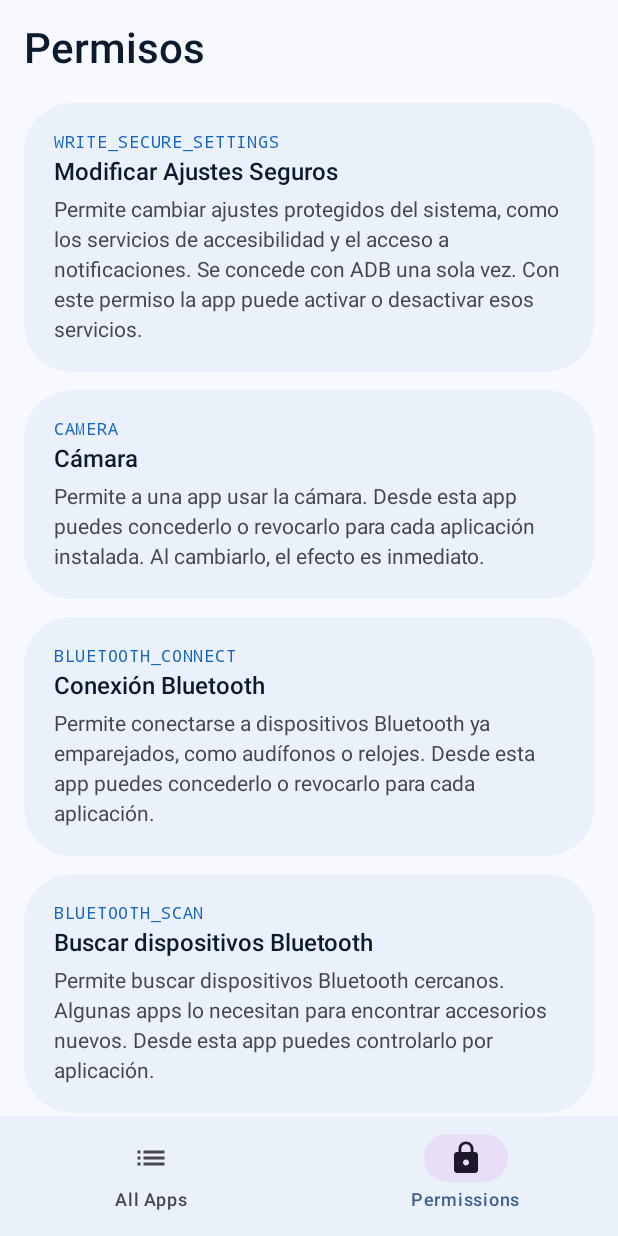
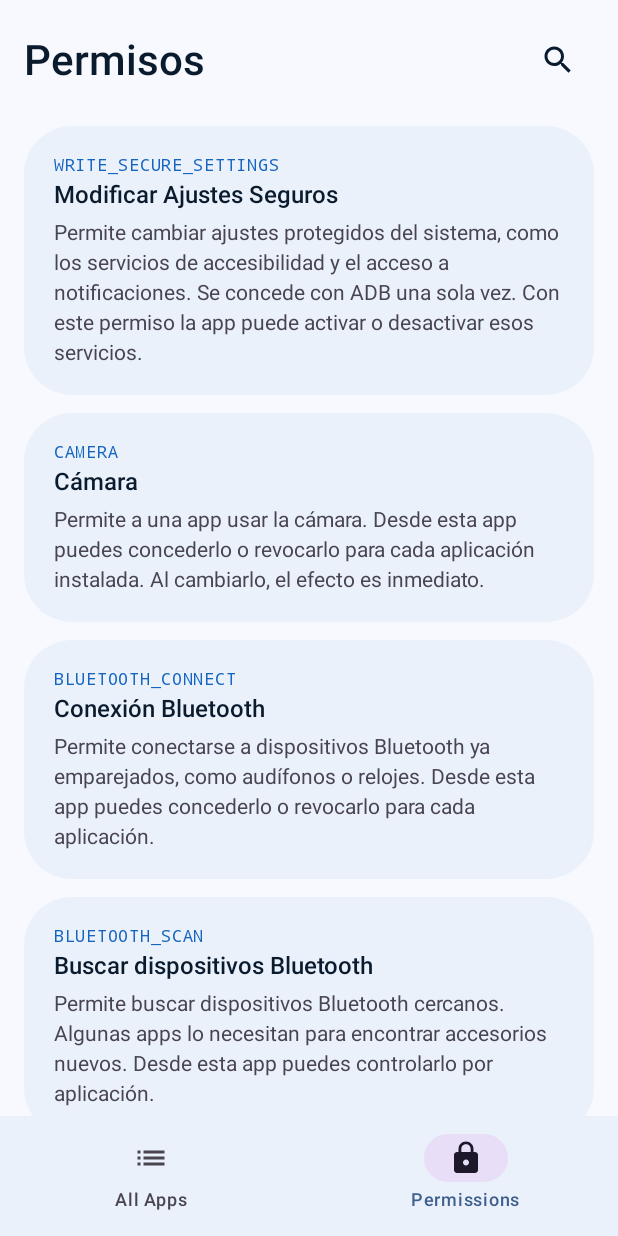
Before and after one commit to francoDev-Ddgh/Permission-Manager-AppOps, an Android app built with Jetpack Compose: the screen it shows after launch (MainActivity), item 2 of the bottom bar chosen, on a phone screen of 412 x 824 dp. Run offline under Robolectric (Android 15) with nearby library versions, the phone set to English and light mode, and no system bars.

Commit message:
feat: add search icon and filter to Permissions screen

```diff
--- a/app/src/main/java/com/francodev/appops/ui/screens/PermissionsScreen.kt
+++ b/app/src/main/java/com/francodev/appops/ui/screens/PermissionsScreen.kt
@@ -3,6 +3,7 @@ package com.francodev.appops.ui.screens
 import androidx.compose.foundation.layout.Arrangement
 import androidx.compose.foundation.layout.Column
 import androidx.compose.foundation.layout.PaddingValues
+import androidx.compose.foundation.layout.Row
 import androidx.compose.foundation.layout.Spacer
 import androidx.compose.foundation.layout.fillMaxSize
 import androidx.compose.foundation.layout.fillMaxWidth
@@ -10,11 +11,24 @@ import androidx.compose.foundation.layout.height
 import androidx.compose.foundation.layout.padding
 import androidx.compose.foundation.lazy.LazyColumn
 import androidx.compose.foundation.lazy.items
+import androidx.compose.material.icons.Icons
+import androidx.compose.material.icons.filled.Search
+import androidx.compose.material3.Icon
+import androidx.compose.material3.IconButton
 import androidx.compose.material3.MaterialTheme
 import androidx.compose.material3.Surface
 import androidx.compose.material3.Text
+import androidx.compose.material3.TextField
+import androidx.compose.material3.TextFieldDefaults
 import androidx.compose.runtime.Composable
+import androidx.compose.runtime.getValue
+import androidx.compose.runtime.mutableStateOf
+import androidx.compose.runtime.remember
+import androidx.compose.runtime.setValue
+import androidx.compose.runtime.saveable.rememberSaveable
+import androidx.compose.ui.Alignment
 import androidx.compose.ui.Modifier
+import androidx.compose.ui.graphics.Color
 import androidx.compose.ui.text.font.FontFamily
 import androidx.compose.ui.unit.dp
 import com.francodev.appops.data.ManagedPermission
@@ -22,19 +36,76 @@ import com.francodev.appops.data.managedPermissions
 
 @Composable
 fun PermissionsScreen(modifier: Modifier = Modifier) {
+    var showSearch by rememberSaveable { mutableStateOf(false) }
+    var query by rememberSaveable { mutableStateOf("") }
+
+    val visiblePermissions = remember(query) {
+        val q = query.trim()
+        if (q.isEmpty()) {
+            managedPermissions
+        } else {
+            managedPermissions.filter {
+                it.name.contains(q, ignoreCase = true) || it.title.contains(q, ignoreCase = true)
+            }
+        }
+    }
+
     LazyColumn(
         modifier = modifier.fillMaxSize(),
         contentPadding = PaddingValues(16.dp),
         verticalArrangement = Arrangement.spacedBy(12.dp)
     ) {
         item {
-            Text(
-                text = "Permisos",
-                style = MaterialTheme.typography.headlineMedium,
-                modifier = Modifier.padding(bottom = 8.dp)
-            )
+            Row(
+                modifier = Modifier
+                    .fillMaxWidth()
+                    .padding(bottom = 8.dp),
+                verticalAlignment = Alignment.CenterVertically
+            ) {
+                Text(
+                    text = "Permisos",
+                    style = MaterialTheme.typography.headlineMedium,
+                    modifier = Modifier.weight(1f)
+                )
+                IconButton(onClick = {
+                    showSearch = !showSearch
+                    if (!showSearch) query = ""
+                }) {
+                    Icon(Icons.Filled.Search, contentDescription = "Buscar permisos")
+                }
+            }
         }
-        items(managedPermissions, key = { it.name }) { permission ->
+
+        if (showSearch) {
+            item {
+                TextField(
+                    value = query,
+                    onValueChange = { query = it },
+                    modifier = Modifier.fillMaxWidth(),
+                    singleLine = true,
+                    placeholder = { Text("Buscar permisos") },
+                    leadingIcon = { Icon(Icons.Filled.Search, contentDescription = null) },
+                    shape = MaterialTheme.shapes.extraLarge,
+                    colors = TextFieldDefaults.colors(
+                        focusedIndicatorColor = Color.Transparent,
+                        unfocusedIndicatorColor = Color.Transparent,
+                        disabledIndicatorColor = Color.Transparent
+                    )
+                )
+            }
+        }
+
+        if (visiblePermissions.isEmpty()) {
+            item {
+                Text(
+                    text = "Sin resultados",
+                    style = MaterialTheme.typography.bodyMedium,
+                    color = MaterialTheme.colorScheme.onSurfaceVariant
+                )
+            }
+        }
+
+        items(visiblePermissions, key = { it.name }) { permission ->
             PermissionCard(permission = permission)
         }
     }
```
